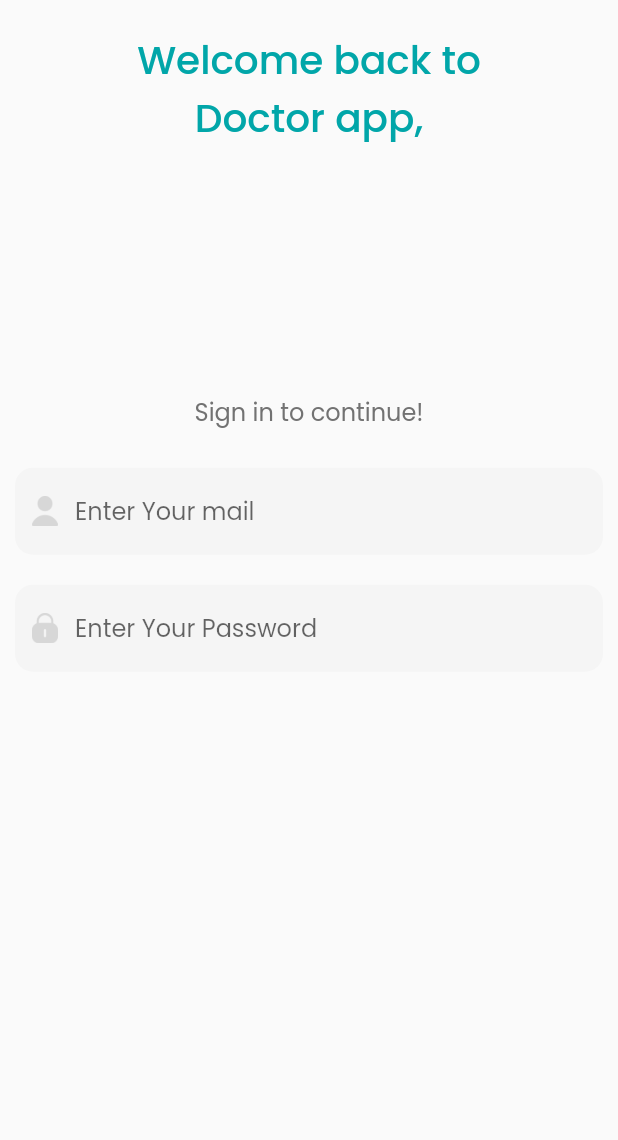
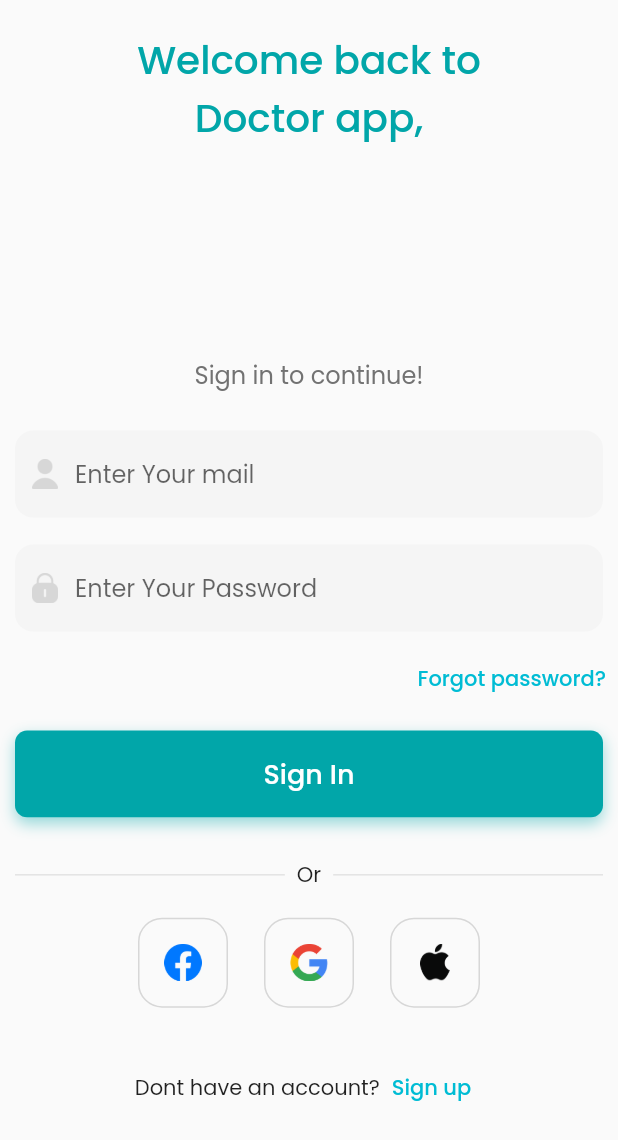
Before and after one commit to akshaydepfz/dobo, a Flutter app: the screen it shows after launch, on a phone screen of 412 x 824 dp. Shown: the top 1140 px of the screen. Run offline on Flutter 3.47's test engine with Material 2 defaults, Android fonts, the phone set to English and light mode, and no system bars; our stand-ins replace flutter_svg, google_fonts, smooth_page_indicator.

Commit message:
Please enter the commit message for your changes. Lines starting with '#' will be ignored, and an empty message aborts the commit.
On branch main
Your branch is up to date with 'origin/main'.

Changes to be committed:
	new file:   assets/icons/apple.png
	new file:   assets/icons/facebook.png
	new file:   assets/icons/google.png
	modified:   lib/common/password_text_field.dart
	new file:   lib/common/primary_button.dart
	modified:   lib/model/core/assets/app_icons.dart
	modified:   lib/view/login/screens/login_screen.dart
	modified:   lib/view/login/services/login_provider.dart
	modified:   lib/view/onBoarding/screens/onBoarding_screen.dart

```diff
--- a/lib/common/password_text_field.dart
+++ b/lib/common/password_text_field.dart
@@ -23,7 +23,7 @@ class PasswordTextField extends StatelessWidget {
   @override
   Widget build(BuildContext context) {
     return Container(
-      margin: const EdgeInsets.all(10),
+      margin: const EdgeInsets.symmetric(horizontal: 10, vertical: 8.0),
       padding: const EdgeInsets.symmetric(horizontal: 10, vertical: 5.0),
       width: width,
       decoration: BoxDecoration(
--- /dev/null
+++ b/lib/common/primary_button.dart
@@ -0,0 +1,40 @@
+import 'package:dobo/model/core/style/app_colors.dart';
+import 'package:flutter/material.dart';
+
+class PrimaryButton extends StatelessWidget {
+  const PrimaryButton({super.key, required this.onTap, required this.label});
+  final Function() onTap;
+  final String label;
+
+  @override
+  Widget build(BuildContext context) {
+    final width = MediaQuery.of(context).size.width;
+    final height = MediaQuery.of(context).size.height;
+    return GestureDetector(
+      onTap: onTap,
+      child: Container(
+        margin: const EdgeInsets.symmetric(horizontal: 10, vertical: 10),
+        height: height * .07,
+        width: width,
+        decoration: BoxDecoration(
+          color: AppColor.primary,
+          borderRadius: BorderRadius.circular(8.0),
+          boxShadow: [
+            BoxShadow(
+              color: AppColor.primary.withOpacity(0.4),
+              offset: const Offset(0, 4),
+              blurRadius: 08,
+            )
+          ],
+        ),
+        child: Center(
+          child: Text(
+            label,
+            style: const TextStyle(
+                color: Colors.white, fontSize: 18, fontWeight: FontWeight.w500),
+          ),
+        ),
+      ),
+    );
+  }
+}
--- a/lib/model/core/assets/app_icons.dart
+++ b/lib/model/core/assets/app_icons.dart
@@ -4,4 +4,7 @@ class AppIcons {
   static const String visible = 'assets/icons/visible.png';
   static const String visibleOff = 'assets/icons/visible_off.png';
   static const String lock = 'assets/icons/lock.png';
+  static const String google = 'assets/icons/google.png';
+  static const String facebook = 'assets/icons/facebook.png';
+  static const String apple = 'assets/icons/apple.png';
 }
--- a/lib/view/login/screens/login_screen.dart
+++ b/lib/view/login/screens/login_screen.dart
@@ -1,4 +1,5 @@
 import 'package:dobo/common/password_text_field.dart';
+import 'package:dobo/common/primary_button.dart';
 import 'package:dobo/common/primary_text_field.dart';
 import 'package:dobo/constants/global_variables.dart';
 import 'package:dobo/model/core/assets/app_icons.dart';
@@ -35,7 +36,7 @@ class LoginScreen extends StatelessWidget {
                 ),
               ),
               SizedBox(
-                height: height * .20,
+                height: height * .17,
               ),
               const Text(
                 'Sign in to continue!',
@@ -57,6 +58,50 @@ class LoginScreen extends StatelessWidget {
                 onObscureClicked: () {
                   loginProvider.onObscureClicked();
                 },
+              ),
+              Align(
+                alignment: Alignment.topRight,
+                child: TextButton(
+                  onPressed: () {},
+                  child: const Text(
+                    'Forgot password?',
+                  ),
+                ),
+              ),
+              PrimaryButton(onTap: () {}, label: 'Sign In'),
+              Padding(
+                padding: const EdgeInsets.all(10.0),
+                child: Row(children: const [
+                  Expanded(
+                      child: Divider(
+                    color: AppColor.grey2,
+                  )),
+                  Padding(
+                    padding: EdgeInsets.all(8.0),
+                    child: Text('Or'),
+                  ),
+                  Expanded(
+                      child: Divider(
+                    color: AppColor.grey2,
+                  )),
+                ]),
+              ),
+              Row(
+                mainAxisAlignment: MainAxisAlignment.center,
+                children: [
+                  SocialMediaCard(icon: AppIcons.facebook, onTap: () {}),
+                  SocialMediaCard(icon: AppIcons.google, onTap: () {}),
+                  SocialMediaCard(icon: AppIcons.apple, onTap: () {}),
+                ],
+              ),
+              GlobalVariabels.vertical15,
+              GlobalVariabels.vertical15,
+              Row(
+                mainAxisAlignment: MainAxisAlignment.center,
+                children: [
+                  const Text('Dont have an account?'),
+                  TextButton(onPressed: () {}, child: const Text('Sign up'))
+                ],
               )
             ],
           ),
@@ -65,3 +110,34 @@ class LoginScreen extends StatelessWidget {
     );
   }
 }
+
+class SocialMediaCard extends StatelessWidget {
+  const SocialMediaCard({
+    Key? key,
+    required this.icon,
+    required this.onTap,
+  }) : super(key: key);
+  final String icon;
+  final Function() onTap;
+
+  @override
+  Widget build(BuildContext context) {
+    return GestureDetector(
+      onTap: onTap,
+      child: Container(
+        margin: const EdgeInsets.symmetric(horizontal: 12),
+        decoration: BoxDecoration(
+            borderRadius: BorderRadius.circular(16),
+            border: Border.all(
+              width: 1,
+              color: AppColor.grey2,
+            )),
+        height: 60,
+        width: 60,
+        child: Center(
+          child: SizedBox(height: 25, child: Image.asset(icon)),
+        ),
+      ),
+    );
+  }
+}
--- a/lib/view/login/services/login_provider.dart
+++ b/lib/view/login/services/login_provider.dart
@@ -2,25 +2,12 @@ import 'package:flutter/material.dart';
 
 class LoginProvider extends ChangeNotifier {
   bool _obsureText = false;
-
   bool get obsureText => _obsureText;
 
   void onObscureClicked() {
     _obsureText = !_obsureText;
     notifyListeners();
-    print(obsureText);
   }
-
-  // ValidationItem get fields => _fields;
-
-  // void changeFirstName(String value) {
-  //   if (value.length >= 3) {
-  //     _fields = ValidationItem(value, null);
-  //   } else {
-  //     _fields = ValidationItem(null, null);
-  //   }
-  //   notifyListeners();
-  // }
 }
 
 class ValidationItem {
--- a/lib/view/onBoarding/screens/onBoarding_screen.dart
+++ b/lib/view/onBoarding/screens/onBoarding_screen.dart
@@ -1,3 +1,4 @@
+import 'package:dobo/common/primary_button.dart';
 import 'package:dobo/model/core/style/app_colors.dart';
 import 'package:dobo/view/onBoarding/services/onboarding_content.dart';
 import 'package:flutter/material.dart';
@@ -83,39 +84,14 @@ class _OnBoardingScreenState extends State<OnBoardingScreen> {
             SizedBox(
               height: height * .05,
             ),
-            GestureDetector(
+            PrimaryButton(
                 onTap: () {
                   if (_pageIndex == 2) {}
                   _controller.nextPage(
                       duration: const Duration(milliseconds: 400),
                       curve: Curves.easeIn);
                 },
-              child: Container(
-                margin:
-                    const EdgeInsets.symmetric(horizontal: 20, vertical: 10),
-                height: height * .07,
-                width: width,
-                decoration: BoxDecoration(
-                    color: AppColor.primary,
-                    borderRadius: BorderRadius.circular(8.0),
-                    boxShadow: [
-                      BoxShadow(
-                        color: AppColor.primary.withOpacity(0.4),
-                        offset: const Offset(0, 4),
-                        blurRadius: 08,
-                      )
-                    ]),
-                child: const Center(
-                  child: Text(
-                    'Next',
-                    style: TextStyle(
-                        color: Colors.white,
-                        fontSize: 18,
-                        fontWeight: FontWeight.w500),
-                  ),
-                ),
-              ),
-            ),
+                label: 'Next'),
           ],
         ),
       ),
```
Also changed, not shown: assets/icons/apple.png (added), assets/icons/facebook.png (added), assets/icons/google.png (added). Lines whose indentation alone changed are shown as unchanged.
